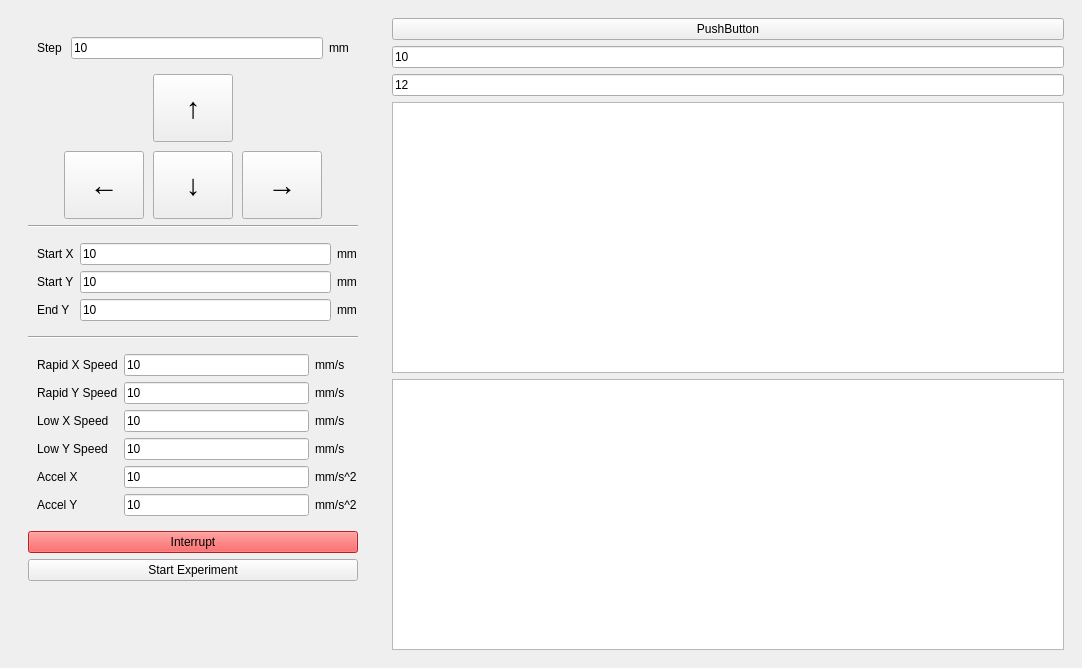
Above: qt-desktop/burner/mainwindow.ui from savukhin/slyfox-burner-2 before the change. Below: the same form after it.
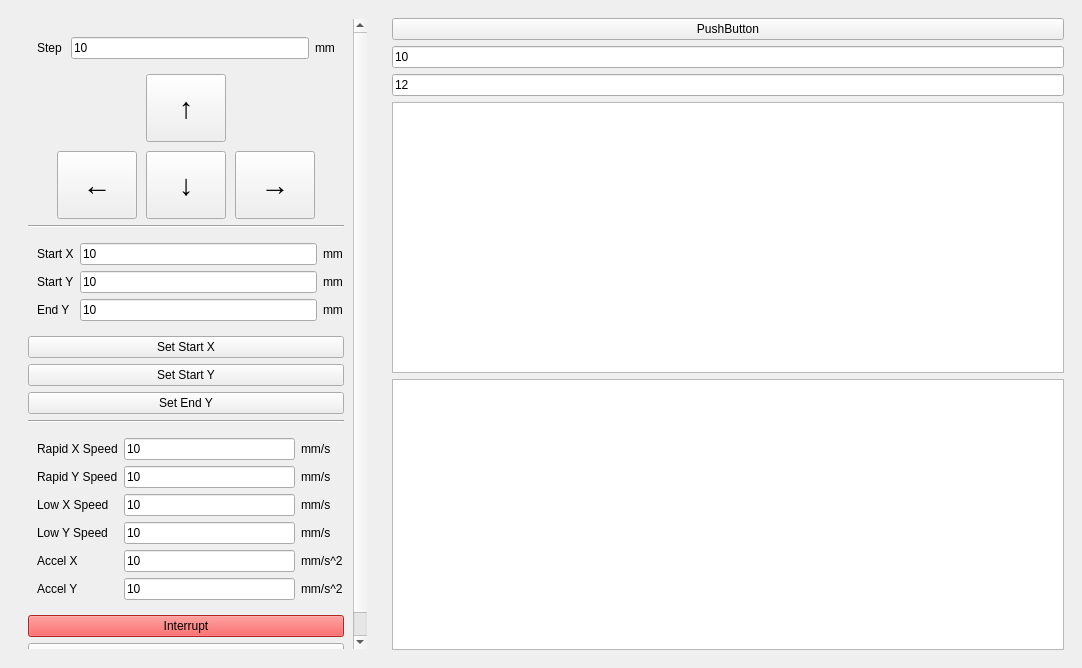
That is the form after the change. Custom widgets are drawn as their Qt base class.

Commit message: Added X,Y1,Y2 position buttons

Patch:
```diff
--- a/qt-desktop/burner/mainwindow.ui
+++ b/qt-desktop/burner/mainwindow.ui
@@ -261,8 +261,8 @@
                <rect>
                 <x>0</x>
                 <y>0</y>
-                <width>348</width>
-                <height>608</height>
+                <width>331</width>
+                <height>685</height>
                </rect>
               </property>
               <property name="styleSheet">
@@ -570,6 +570,27 @@
                  </layout>
                 </widget>
                </item>
+               <item>
+                <widget class="QPushButton" name="setStartXButton">
+                 <property name="text">
+                  <string>Set Start X</string>
+                 </property>
+                </widget>
+               </item>
+               <item>
+                <widget class="QPushButton" name="setStartYButton">
+                 <property name="text">
+                  <string>Set Start Y</string>
+                 </property>
+                </widget>
+               </item>
+               <item>
+                <widget class="QPushButton" name="setEndYButton">
+                 <property name="text">
+                  <string>Set End Y</string>
+                 </property>
+                </widget>
+               </item>
                <item>
                 <widget class="Line" name="line">
                  <property name="styleSheet">
```
Left out of the diff: 116 changed lines with no effect on the pictures. The commit also changes 3 other files.
